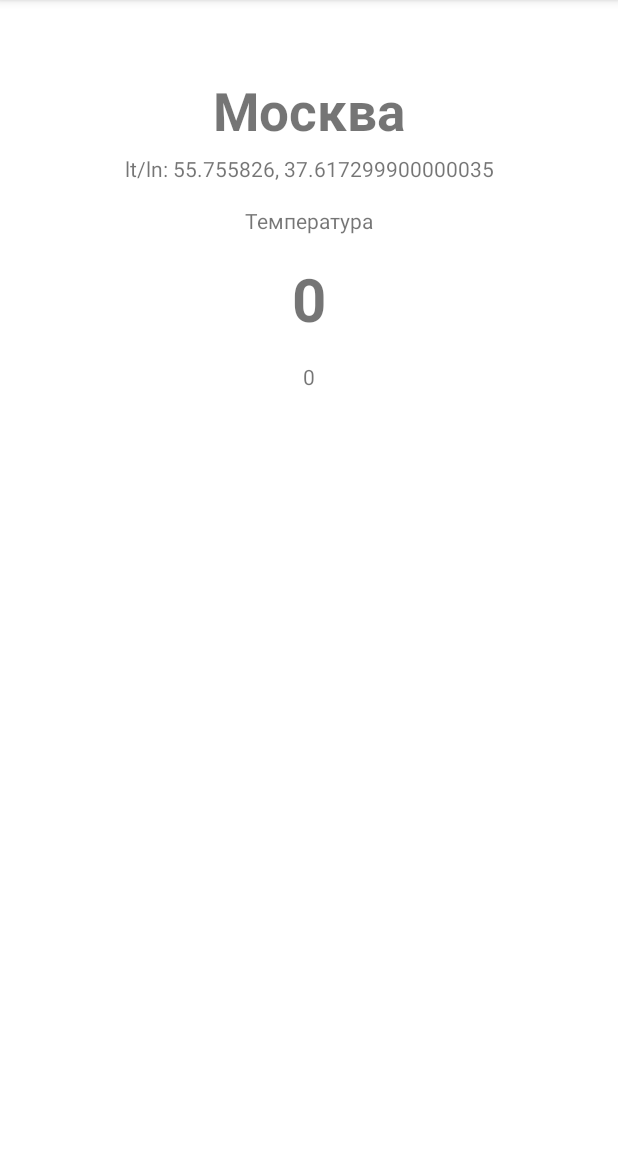
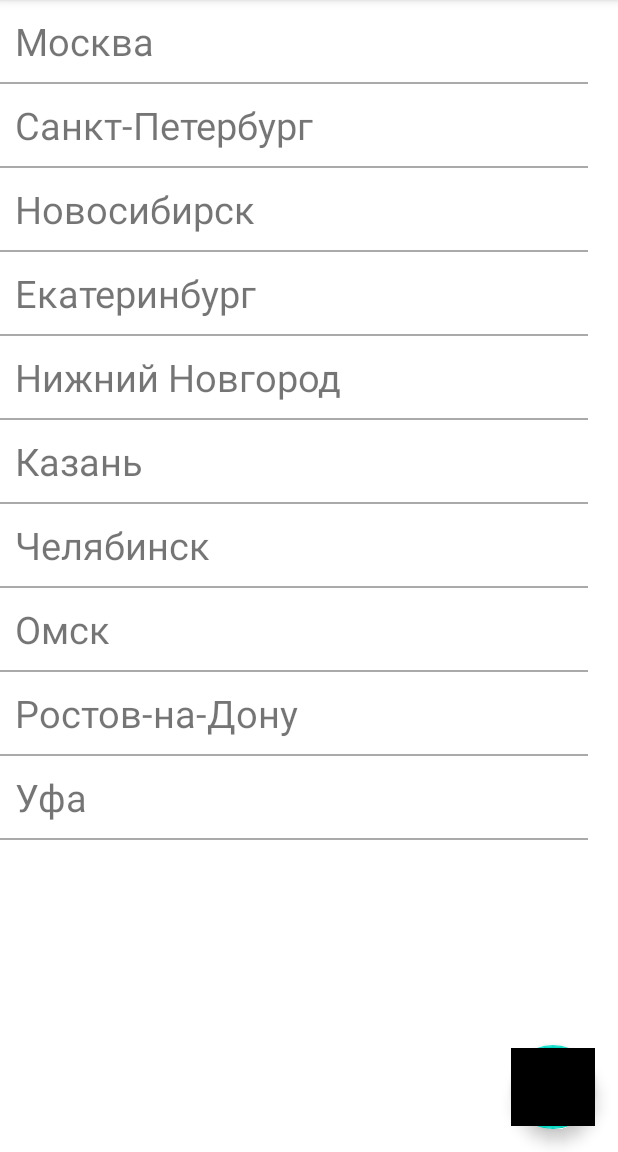
Before and after one commit to ShamsutOFF/MyWeatherApp, an Android app: the screen it shows after launch (MainActivity), on a phone screen of 412 x 824 dp, the part 84-1236 px from its top. Run offline under Robolectric (Android 15) with nearby library versions, the phone set to English and light mode, and no system bars.

Commit message:
работет

```diff
--- a/app/src/main/java/com/example/myweatherapp/model/Repository.kt
+++ b/app/src/main/java/com/example/myweatherapp/model/Repository.kt
@@ -2,5 +2,6 @@ package com.example.myweatherapp.model
 
 interface Repository {
     fun getWeatherFromServer(): Weather
-    fun getWeatherFromLocalStorage(): Weather
+    fun getWeatherFromLocalStorageRus(): List<Weather>
+    fun getWeatherFromLocalStorageWorld(): List<Weather>
 }
--- a/app/src/main/java/com/example/myweatherapp/model/RepositoryImpl.kt
+++ b/app/src/main/java/com/example/myweatherapp/model/RepositoryImpl.kt
@@ -5,7 +5,11 @@ class RepositoryImpl : Repository {
         return Weather()
     }
 
-    override fun getWeatherFromLocalStorage(): Weather {
-        return Weather()
+    override fun getWeatherFromLocalStorageRus(): List<Weather> {
+        return getRussianCities()
+    }
+
+    override fun getWeatherFromLocalStorageWorld(): List<Weather> {
+        return getWorldCities()
     }
 }
--- a/app/src/main/java/com/example/myweatherapp/model/Weather.kt
+++ b/app/src/main/java/com/example/myweatherapp/model/Weather.kt
@@ -7,3 +7,33 @@ data class Weather(
 )
 
 fun getDefaultCity() = City("Москва", 55.755826, 37.617299900000035)
+
+fun getWorldCities(): List<Weather> {
+    return listOf(
+        Weather(City("Лондон", 51.5085300, -0.1257400), 1, 2),
+        Weather(City("Токио", 35.6895000, 139.6917100), 3, 4),
+        Weather(City("Париж", 48.8534100, 2.3488000), 5, 6),
+        Weather(City("Берлин", 52.52000659999999, 13.404953999999975), 7, 8),
+        Weather(City("Рим", 41.9027835, 12.496365500000024), 9, 10),
+        Weather(City("Минск", 53.90453979999999, 27.561524400000053), 11, 12),
+        Weather(City("Стамбул", 41.0082376, 28.97835889999999), 13, 14),
+        Weather(City("Вашингтон", 38.9071923, -77.03687070000001), 15, 16),
+        Weather(City("Киев", 50.4501, 30.523400000000038), 17, 18),
+        Weather(City("Пекин", 39.90419989999999, 116.40739630000007), 19, 20)
+    )
+}
+fun getRussianCities(): List<Weather> {
+    return listOf(
+        Weather(City("Москва", 55.755826, 37.617299900000035), 1, 2),
+        Weather(City("Санкт-Петербург", 59.9342802, 30.335098600000038), 3, 3),
+        Weather(City("Новосибирск", 55.00835259999999, 82.93573270000002), 5, 6),
+        Weather(City("Екатеринбург", 56.83892609999999, 60.60570250000001), 7,
+            8),
+        Weather(City("Нижний Новгород", 56.2965039, 43.936059), 9, 10),
+        Weather(City("Казань", 55.8304307, 49.06608060000008), 11, 12),
+        Weather(City("Челябинск", 55.1644419, 61.4368432), 13, 14),
+        Weather(City("Омск", 54.9884804, 73.32423610000001), 15, 16),
+        Weather(City("Ростов-на-Дону", 47.2357137, 39.701505), 17, 18),
+        Weather(City("Уфа", 54.7387621, 55.972055400000045), 19, 20)
+    )
+}
--- a/app/src/main/java/com/example/myweatherapp/view/MainActivity.kt
+++ b/app/src/main/java/com/example/myweatherapp/view/MainActivity.kt
@@ -4,6 +4,7 @@ import androidx.appcompat.app.AppCompatActivity
 import android.os.Bundle
 import com.example.myweatherapp.R
 import com.example.myweatherapp.databinding.MainActivityBinding
+import com.example.myweatherapp.view.main.MainFragment
 
 class MainActivity : AppCompatActivity() {
 
--- a/app/src/main/java/com/example/myweatherapp/view/MainFragment.kt
+++ /dev/null
@@ -1,78 +0,0 @@
-package com.example.myweatherapp.view
-
-import android.os.Bundle
-import android.view.LayoutInflater
-import android.view.View
-import android.view.ViewGroup
-import androidx.fragment.app.Fragment
-import androidx.lifecycle.Observer
-import androidx.lifecycle.ViewModelProvider
-import com.example.myweatherapp.viewmodel.AppState
-import com.example.myweatherapp.R
-import com.example.myweatherapp.model.Weather
-import com.example.myweatherapp.databinding.MainFragmentBinding
-import com.example.myweatherapp.viewmodel.MainViewModel
-import com.google.android.material.snackbar.Snackbar
-
-class MainFragment : Fragment() {
-
-    companion object {
-        fun newInstance() = MainFragment()
-    }
-
-    private lateinit var viewModel: MainViewModel
-    private var _binding: MainFragmentBinding? = null
-    private val binding get() = _binding!!
-
-    override fun onCreateView(
-        inflater: LayoutInflater, container: ViewGroup?,
-        savedInstanceState: Bundle?
-    ): View {
-        _binding = MainFragmentBinding.inflate(inflater, container, false)
-        return binding.root
-    }
-
-    override fun onViewCreated(view: View, savedInstanceState: Bundle?) {
-        super.onViewCreated(view, savedInstanceState)
-        viewModel = ViewModelProvider(this).get(MainViewModel::class.java)
-        viewModel.getLiveData().observe(viewLifecycleOwner, Observer { renderData(it)
-        })
-        viewModel.getWeatherFromLocalSource()
-    }
-
-    private fun renderData(appState: AppState) {
-        when (appState) {
-            is AppState.Success -> {
-                val weatherData = appState.weatherData
-                binding.loadingLayout.visibility = View.GONE
-                setData(weatherData)
-                Snackbar.make(binding.mainView, "Success", Snackbar.LENGTH_LONG).show()
-            }
-            is AppState.Loading -> {
-                binding.loadingLayout.visibility = View.VISIBLE
-            }
-            is AppState.Error -> {
-                binding.loadingLayout.visibility = View.GONE
-                Snackbar.make(binding.mainView, "Error", Snackbar.LENGTH_INDEFINITE)
-                    .setAction("Reload") { viewModel.getWeatherFromLocalSource() }
-                    .show()
-            }
-        }
-    }
-
-    private fun setData(weatherData: Weather) {
-        binding.cityName.text = weatherData.city.city
-        binding.cityCoordinates.text = String.format(
-            getString(R.string.city_coordinates),
-            weatherData.city.lat.toString(),
-            weatherData.city.lon.toString()
-        )
-        binding.temperatureValue.text = weatherData.temperature.toString()
-        binding.feelsLikeLabel.text = weatherData.feelsLike.toString()
-    }
-
-    override fun onDestroy() {
-        super.onDestroy()
-        _binding = null
-    }
-}
--- /dev/null
+++ b/app/src/main/java/com/example/myweatherapp/view/main/MainFragment.kt
@@ -0,0 +1,82 @@
+package com.example.myweatherapp.view.main
+
+import android.os.Bundle
+import android.view.LayoutInflater
+import android.view.View
+import android.view.ViewGroup
+import androidx.fragment.app.Fragment
+import androidx.lifecycle.Observer
+import androidx.lifecycle.ViewModelProvider
+import com.example.myweatherapp.R
+import com.example.myweatherapp.databinding.FragmentMainBinding
+import com.example.myweatherapp.viewmodel.AppState
+import com.example.myweatherapp.viewmodel.MainViewModel
+import com.google.android.material.snackbar.Snackbar
+
+class MainFragment : Fragment() {
+
+    private var _binding: FragmentMainBinding? = null
+    private val binding get() = _binding!!
+    private lateinit var viewModel: MainViewModel
+    private val adapter = MainFragmentAdapter()
+    private var isDataSetRus: Boolean = true
+
+    override fun onCreateView(
+        inflater: LayoutInflater,
+        container: ViewGroup?,
+        savedInstanceState: Bundle?
+    ): View? {
+        _binding = FragmentMainBinding.inflate(inflater, container, false)
+        return binding.root
+    }
+
+    override fun onViewCreated(view: View, savedInstanceState: Bundle?) {
+        super.onViewCreated(view, savedInstanceState)
+        binding.mainFragmentRecyclerView.adapter = adapter
+        binding.mainFragmentFAB.setOnClickListener { changeWeatherDataSet() }
+        viewModel = ViewModelProvider(this).get(MainViewModel::class.java)
+        viewModel.getLiveData().observe(viewLifecycleOwner, Observer {
+            renderData(it)
+        })
+        viewModel.getWeatherFromLocalSourceRus()
+    }
+
+    private fun changeWeatherDataSet() {
+        if (isDataSetRus) {
+            viewModel.getWeatherFromLocalSourceRus()
+            binding.mainFragmentFAB.setImageResource(R.drawable.ic_launcher_foreground)
+        } else {
+            viewModel.getWeatherFromLocalSourceWorld()
+            binding.mainFragmentFAB.setImageResource(R.drawable.ic_world2)
+        }
+        isDataSetRus = !isDataSetRus
+    }
+
+    private fun renderData(appState: AppState) {
+        when (appState) {
+            is AppState.Success -> {
+                binding.mainFragmentLoadingLayout.visibility = View.GONE
+                adapter.setWeather(appState.weatherData)
+            }
+            is AppState.Loading -> {
+                binding.mainFragmentLoadingLayout.visibility = View.VISIBLE
+            }
+            is AppState.Error -> {
+                binding.mainFragmentLoadingLayout.visibility = View.GONE
+                Snackbar
+                    .make(
+                        binding.mainFragmentFAB,
+                        getString(R.string.error),
+                        Snackbar.LENGTH_INDEFINITE
+                    )
+                    .setAction(getString(R.string.reload)) {
+                        viewModel.getWeatherFromLocalSourceRus()
+                    }.show()
+            }
+        }
+    }
+
+    companion object {
+        fun newInstance() = MainFragment()
+    }
+}
--- /dev/null
+++ b/app/src/main/java/com/example/myweatherapp/view/main/MainFragmentAdapter.kt
@@ -0,0 +1,51 @@
+package com.example.myweatherapp.view.main
+
+import android.view.LayoutInflater
+import android.view.View
+import android.view.ViewGroup
+import android.widget.TextView
+import android.widget.Toast
+import androidx.recyclerview.widget.RecyclerView
+import com.example.myweatherapp.R
+import com.example.myweatherapp.model.Weather
+
+class MainFragmentAdapter : RecyclerView.Adapter<MainFragmentAdapter.MainViewHolder>() {
+
+    private var weatherData: List<Weather> = listOf()
+
+    fun setWeather(data: List<Weather>) {
+        weatherData = data
+        notifyDataSetChanged()
+    }
+
+    override fun onCreateViewHolder(
+        parent: ViewGroup,
+        viewType: Int
+    ): MainViewHolder {
+        return MainViewHolder(
+            LayoutInflater.from(parent.context)
+                .inflate(R.layout.fragment_main_recycler_item, parent, false) as View
+        )
+    }
+
+    override fun onBindViewHolder(holder: MainViewHolder, position: Int) {
+        holder.bind(weatherData[position])
+    }
+
+    override fun getItemCount(): Int {
+        return weatherData.size
+    }
+
+    class MainViewHolder(view: View) : RecyclerView.ViewHolder(view) {
+        fun bind(weather: Weather) {
+            itemView.findViewById<TextView>(R.id.mainFragmentRecyclerItemTextView).text = weather.city.city
+            itemView.setOnClickListener {
+                Toast.makeText(
+                    itemView.context,
+                    weather.city.city,
+                    Toast.LENGTH_LONG
+                ).show()
+            }
+        }
+    }
+}
--- a/app/src/main/java/com/example/myweatherapp/viewmodel/AppState.kt
+++ b/app/src/main/java/com/example/myweatherapp/viewmodel/AppState.kt
@@ -3,7 +3,7 @@ package com.example.myweatherapp.viewmodel
 import com.example.myweatherapp.model.Weather
 
 sealed class AppState {
-    data class Success(val weatherData: Weather) : AppState()
+    data class Success(val weatherData: List<Weather>) : AppState()
     data class Error(val error: Throwable) : AppState()
     object Loading : AppState()
 }
--- a/app/src/main/java/com/example/myweatherapp/viewmodel/MainViewModel.kt
+++ b/app/src/main/java/com/example/myweatherapp/viewmodel/MainViewModel.kt
@@ -14,15 +14,23 @@ class MainViewModel(
 
     fun getLiveData() = liveDataToObserve
 
-    fun getWeatherFromLocalSource() = getDataFromLocalSource()
+    fun getWeatherFromLocalSourceRus() = getDataFromLocalSource(isRussian = true)
 
-    fun getWeatherFromRemoteSource() = getDataFromLocalSource()
+    fun getWeatherFromLocalSourceWorld() = getDataFromLocalSource(isRussian = false)
 
-    private fun getDataFromLocalSource() {
+    fun getWeatherFromRemoteSource() = getDataFromLocalSource(isRussian = true)
+
+    private fun getDataFromLocalSource(isRussian: Boolean) {
         liveDataToObserve.value = AppState.Loading
         Thread {
             sleep(1000)
-            liveDataToObserve.postValue(AppState.Success(repositoryImpl.getWeatherFromLocalStorage()))
+            liveDataToObserve.postValue(
+                AppState.Success(
+                    if (isRussian)
+                        repositoryImpl.getWeatherFromLocalStorageRus() else
+                        repositoryImpl.getWeatherFromLocalStorageWorld()
+                )
+            )
         }.start()
     }
 }
--- /dev/null
+++ b/app/src/main/res/layout/fragment_main.xml
@@ -0,0 +1,43 @@
+<?xml version="1.0" encoding="utf-8"?>
+<androidx.constraintlayout.widget.ConstraintLayout xmlns:android="http://schemas.android.com/apk/res/android"
+    xmlns:app="http://schemas.android.com/apk/res-auto"
+    xmlns:tools="http://schemas.android.com/tools"
+    android:layout_width="match_parent"
+    android:layout_height="match_parent">
+
+    <androidx.recyclerview.widget.RecyclerView
+        android:id="@+id/mainFragmentRecyclerView"
+        android:layout_width="match_parent"
+        android:layout_height="wrap_content"
+        app:layoutManager="androidx.recyclerview.widget.LinearLayoutManager"
+        app:layout_constraintEnd_toEndOf="parent"
+        app:layout_constraintStart_toStartOf="parent"
+        app:layout_constraintTop_toTopOf="parent" />
+
+    <com.google.android.material.floatingactionbutton.FloatingActionButton
+        android:id="@+id/mainFragmentFAB"
+        android:layout_width="wrap_content"
+        android:layout_height="wrap_content"
+        android:layout_margin="@dimen/fab_margin"
+        android:src="@drawable/ic_world2"
+        app:layout_constraintBottom_toBottomOf="parent"
+        app:layout_constraintEnd_toEndOf="parent"
+        app:maxImageSize="@dimen/fab_icon_size"
+        android:contentDescription="TODO" />
+
+    <FrameLayout
+        android:id="@+id/mainFragmentLoadingLayout"
+        android:layout_width="match_parent"
+        android:layout_height="match_parent"
+        android:background="@color/loadingBackground"
+        android:visibility="gone"
+        tools:visibility="visible">
+
+        <ProgressBar
+            style="?android:attr/progressBarStyleLarge"
+            android:layout_width="wrap_content"
+            android:layout_height="wrap_content"
+            android:layout_gravity="center" />
+    </FrameLayout>
+
+</androidx.constraintlayout.widget.ConstraintLayout>
--- /dev/null
+++ b/app/src/main/res/layout/fragment_main_recycler_item.xml
@@ -0,0 +1,28 @@
+<?xml version="1.0" encoding="utf-8"?>
+<androidx.constraintlayout.widget.ConstraintLayout xmlns:android="http://schemas.android.com/apk/res/android"
+    xmlns:app="http://schemas.android.com/apk/res-auto"
+    xmlns:tools="http://schemas.android.com/tools"
+    android:id="@+id/item_container"
+    android:layout_width="match_parent"
+    android:layout_height="wrap_content">
+
+    <androidx.appcompat.widget.AppCompatTextView
+        android:id="@+id/mainFragmentRecyclerItemTextView"
+        android:layout_width="wrap_content"
+        android:layout_height="wrap_content"
+        android:padding="@dimen/recycler_item_padding"
+        android:textSize="@dimen/recycler_item_text_size"
+        app:layout_constraintStart_toStartOf="parent"
+        app:layout_constraintTop_toTopOf="parent"
+        tools:text="Москва" />
+
+    <View
+        android:layout_width="match_parent"
+        android:layout_height="@dimen/recycler_item_line_height"
+        android:layout_marginEnd="@dimen/recycler_item_line_margin_end"
+        android:background="@android:color/darker_gray"
+        app:layout_constraintEnd_toEndOf="parent"
+        app:layout_constraintStart_toStartOf="parent"
+        app:layout_constraintTop_toBottomOf="@+id/mainFragmentRecyclerItemTextView" />
+
+</androidx.constraintlayout.widget.ConstraintLayout>
--- a/app/src/main/res/values/dimens.xml
+++ b/app/src/main/res/values/dimens.xml
@@ -4,4 +4,10 @@
     <dimen name="margin_15_dp">15dp</dimen>
     <dimen name="temperature_value_text_size">40sp</dimen>
     <dimen name="feels_like_text_size">30sp</dimen>
+    <dimen name="fab_icon_size">56dp</dimen>
+    <dimen name="fab_margin">15dp</dimen>
+    <dimen name="recycler_item_padding">10dp</dimen>
+    <dimen name="recycler_item_text_size">25sp</dimen>
+    <dimen name="recycler_item_line_height">1dp</dimen>
+    <dimen name="recycler_item_line_margin_end">20dp</dimen>
 </resources>
--- a/app/src/main/res/values/strings.xml
+++ b/app/src/main/res/values/strings.xml
@@ -3,4 +3,6 @@
     <string name="temperature_label">Температура</string>
     <string name="feels_like_label">Ощущается как</string>
     <string name="city_coordinates">lt/ln: %s, %s"</string>
+    <string name="error">Ошибка</string>
+    <string name="reload">Перезагружаем</string>
 </resources>
```
Also changed, not shown: app/src/main/java/com/example/myweatherapp/view/details/DetailsFragment.kt (added, +78 -0 lines), app/src/main/res/drawable-v24/ic_russia.png (added), app/src/main/res/drawable-v24/ic_world.jpg (added), app/src/main/res/drawable-v24/ic_world2.png (added), app/src/main/res/layout/fragment_details.xml (renamed from app/src/main/res/layout/main_fragment.xml).
